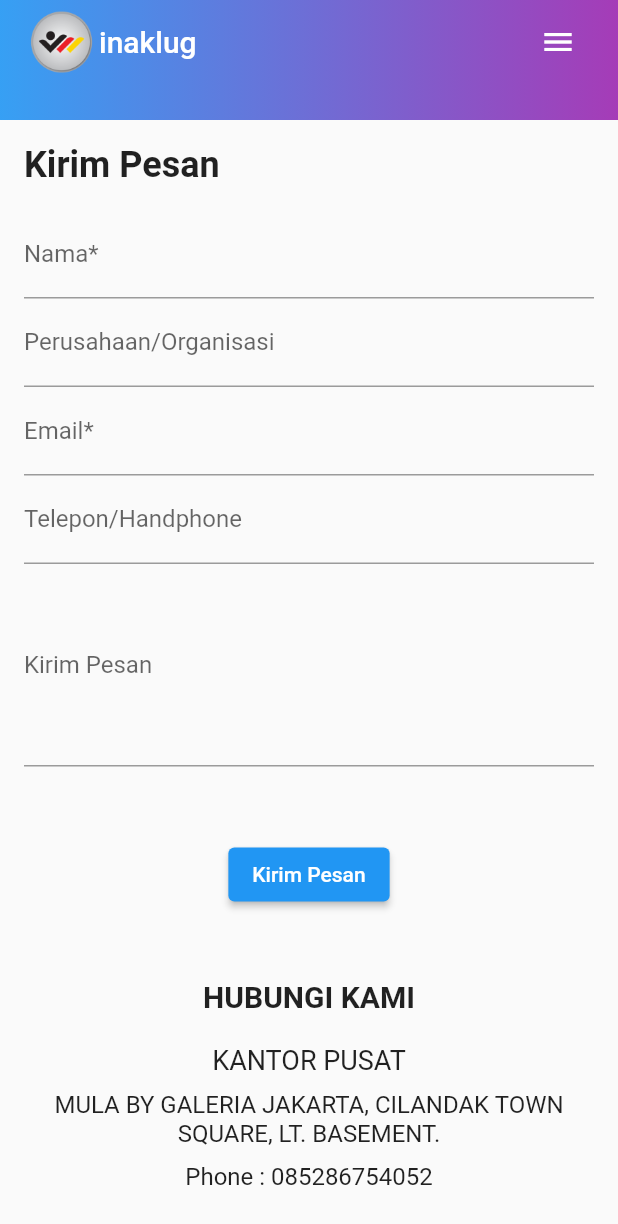
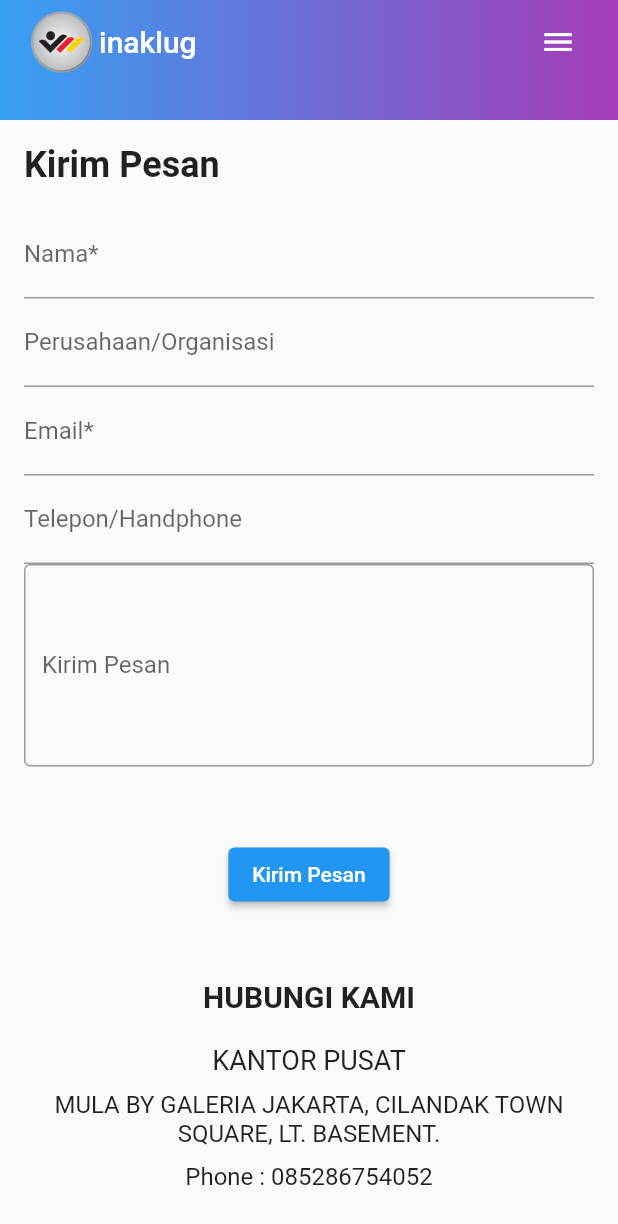
Before and after one commit to DoubleMals/tugas7, a Flutter app: the screen it shows after launch, on a phone screen of 412 x 824 dp. Shown: the top 1224 px of the screen. Run offline on Flutter 3.47's test engine with Material 2 defaults, Android fonts, the phone set to English and light mode, and no system bars; Roboto replaces fonts that are missing (Times New Roman).

Commit message:
in progress

```diff
--- a/lib/main.dart
+++ b/lib/main.dart
@@ -329,7 +329,10 @@ class _MessageFormState extends State<MessageForm> {
         ),
         TextFormField(
           controller: _messageController,
-          decoration: InputDecoration(labelText: 'Kirim Pesan'),
+          decoration: InputDecoration(
+            labelText: 'Kirim Pesan',
+            border: OutlineInputBorder(),
+          ),
           maxLines: 5,
         ),
         SizedBox(height: 16.0),
```
